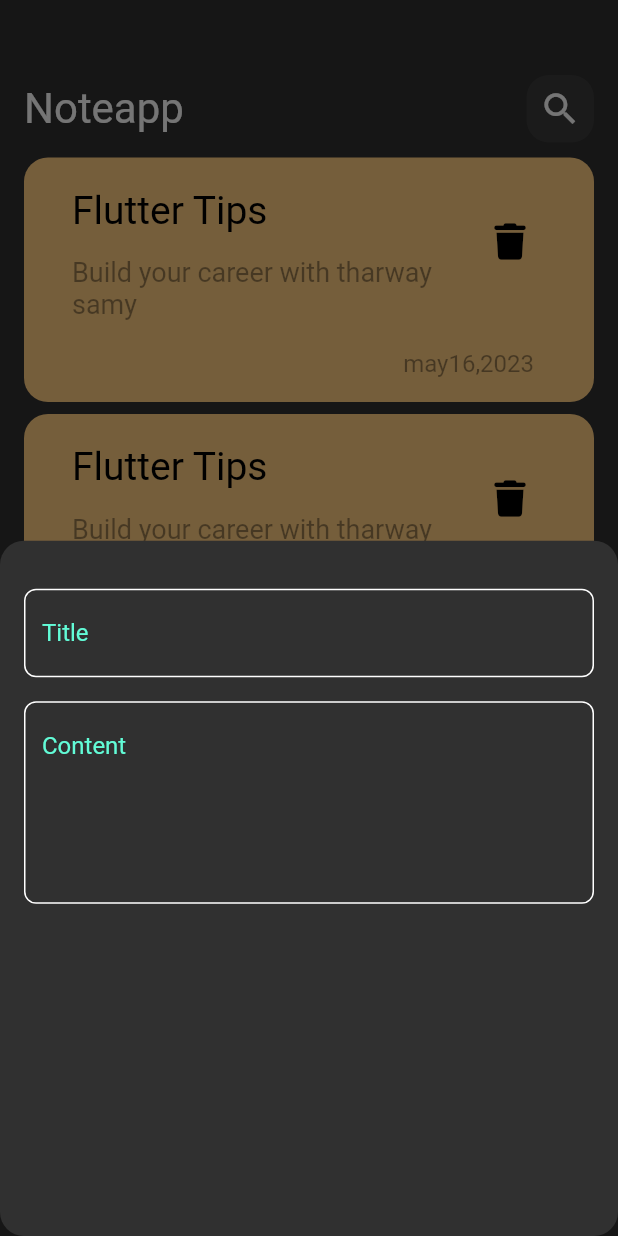
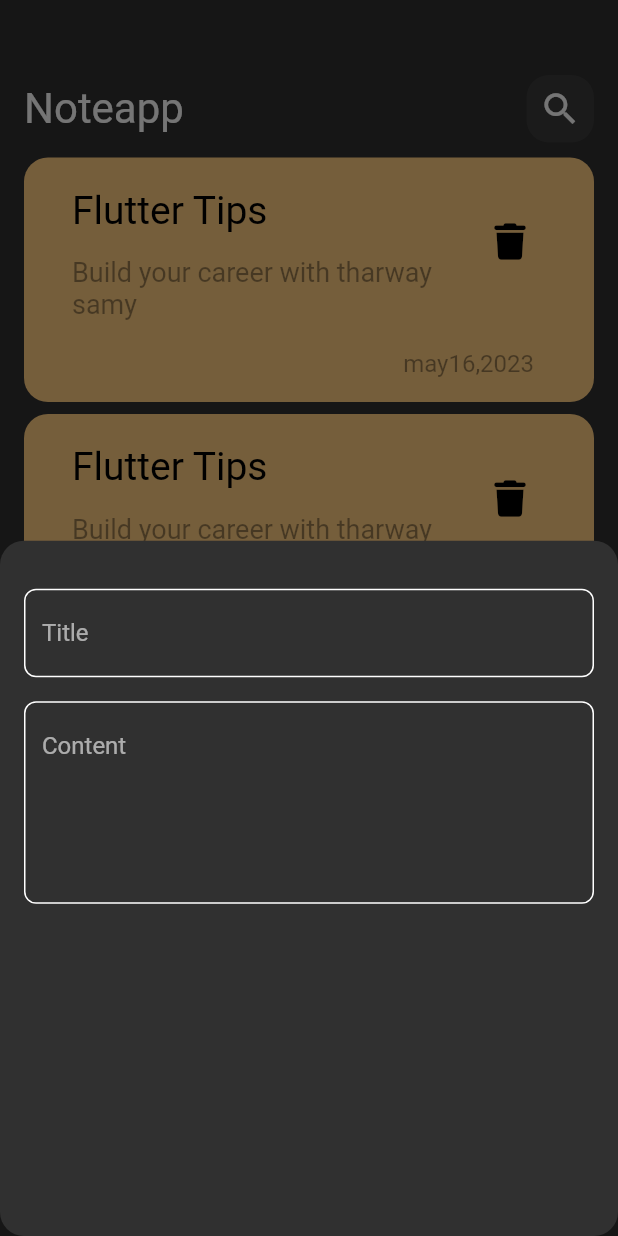
Before and after one commit to abdullahiheart/noteapp, a Flutter app: the screen it shows after launch, after a tap on the "add" icon, on a phone screen of 412 x 824 dp. Run offline on Flutter 3.47's test engine with Material 2 defaults, Android fonts, the phone set to English and light mode, and no system bars; our stand-ins replace font_awesome_flutter, google_fonts; Roboto replaces fonts that are missing (poppins).

Commit message:
remove hinttextstyle

```diff
--- a/lib/views/custom_text_field.dart
+++ b/lib/views/custom_text_field.dart
@@ -2,7 +2,7 @@ import 'package:flutter/material.dart';
 import 'package:noteapp/constants.dart';
 
 class CustomTextField extends StatelessWidget {
-  const CustomTextField({super.key, required this.hint,  this.maxLines=1});
+  const CustomTextField({super.key, required this.hint, this.maxLines = 1});
   final String hint;
   final int maxLines;
   // get color => null;
@@ -13,11 +13,10 @@ class CustomTextField extends StatelessWidget {
       cursorColor: kPrimaryColor,
       maxLines: maxLines,
       decoration: InputDecoration(
-
         hintText: hint,
-        hintStyle: TextStyle(
-          color: kPrimaryColor,
-        ),
+        // hintStyle: TextStyle(
+        //   color: kPrimaryColor,
+        // ),
         border: buildBorder(),
         enabledBorder: buildBorder(),
         focusedBorder: buildBorder(kPrimaryColor),
```
